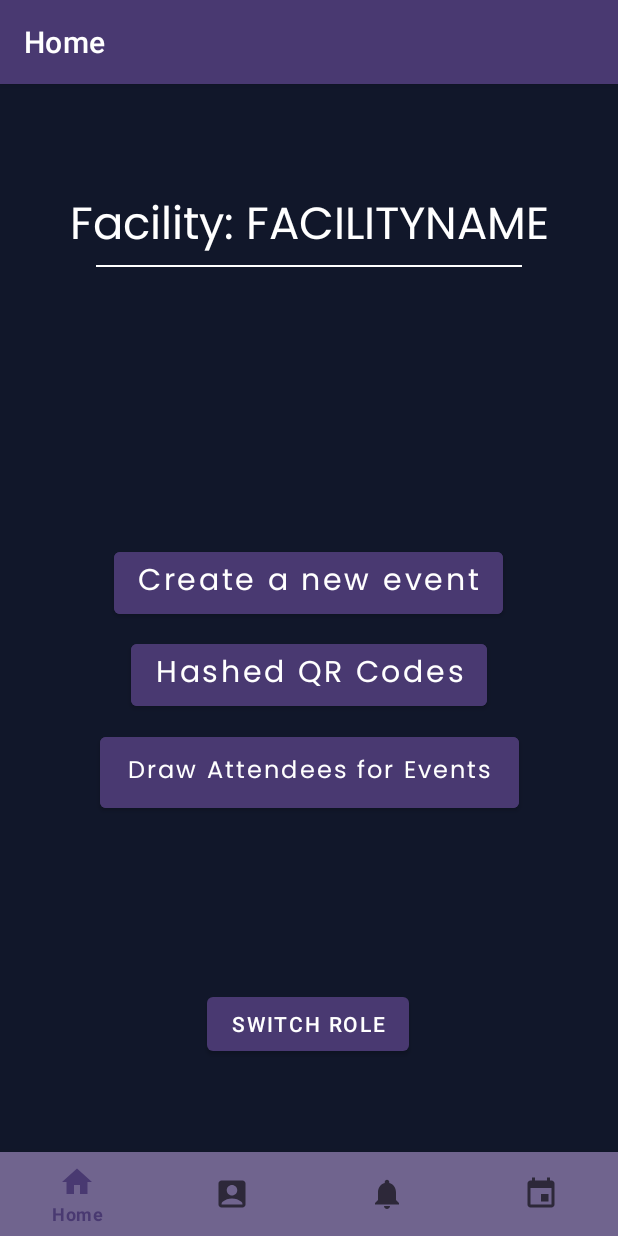
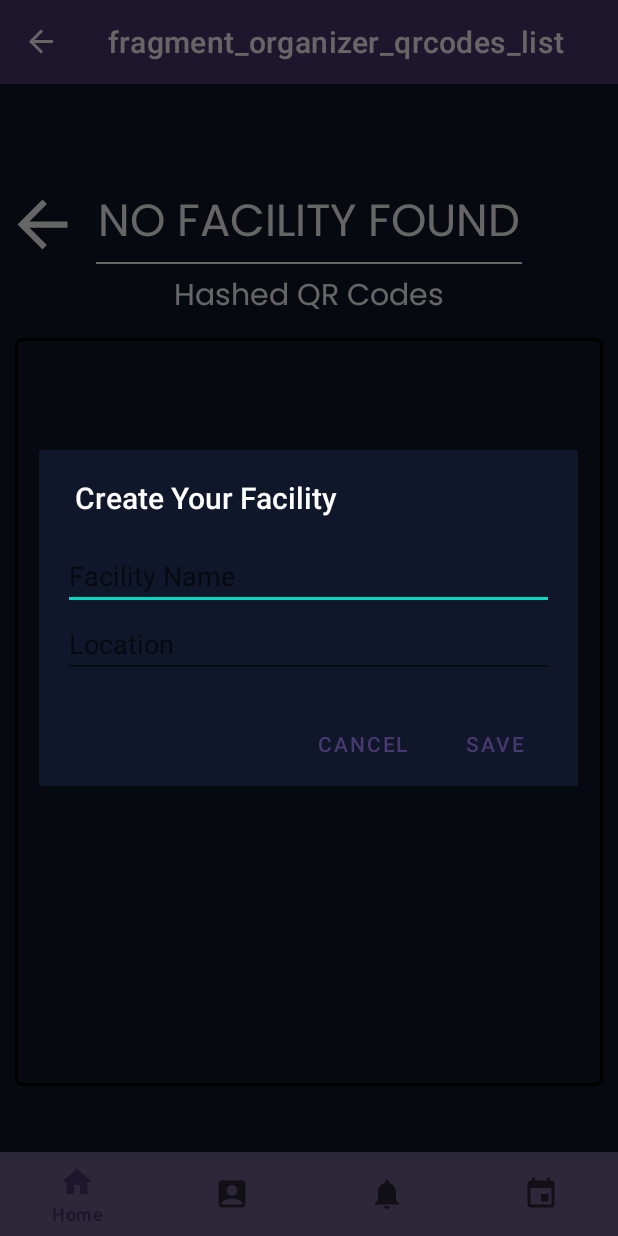
Before and after one commit to CMPUT301F24-zephyr/zephyr-main-repo, an Android app: the HomeFragment screen opened directly, with no data from a screen before it, after a tap on "Hashed QR Codes", on a phone screen of 412 x 824 dp. Run offline under Robolectric (Android 15) with nearby library versions, the light colour scheme and no system bars; our stand-ins replace Firebase (no records; nobody signed in at launch, a user with empty details on screens opened directly), navigation-ui.

Commit message:
this is Jon's code. his PR had problems

```diff
--- a/app/src/main/java/com/example/plannet/ui/orghome/HomeFragment.java
+++ b/app/src/main/java/com/example/plannet/ui/orghome/HomeFragment.java
@@ -35,8 +35,8 @@ public class HomeFragment extends Fragment {
         });
 
         binding.buttonQrCodes.setOnClickListener(v -> {
-            // You can replace this Toast with navigation action if needed
-            // navController.navigate(R.id.action_homeFragment_to_hashedQrFragment);
+            NavController navController = Navigation.findNavController(v);
+            navController.navigate(R.id.action_navigation_home_to_organizerEventListFragment);
         });
 
         binding.buttonDraw.setOnClickListener(v -> {
--- /dev/null
+++ b/app/src/main/java/com/example/plannet/ui/orghome/OrganizerEventListFragment.java
@@ -0,0 +1,185 @@
+package com.example.plannet.ui.orghome;
+
+import android.app.AlertDialog;
+import android.app.DatePickerDialog;
+import android.graphics.Bitmap;
+import android.os.Bundle;
+import android.provider.Settings;
+import android.util.Log;
+import android.view.Gravity;
+import android.view.LayoutInflater;
+import android.view.View;
+import android.view.ViewGroup;
+import android.widget.Button;
+import android.widget.CheckBox;
+import android.widget.EditText;
+import android.widget.ImageView;
+import android.widget.ListView;
+import android.widget.TextView;
+import android.widget.Toast;
+
+import androidx.annotation.NonNull;
+import androidx.fragment.app.Fragment;
+import androidx.navigation.NavController;
+import androidx.navigation.Navigation;
+
+import com.example.plannet.ArrayAdapters.OrganizerEventListArrayAdapter;
+import com.example.plannet.Event.Event;
+import com.example.plannet.Event.EventList;
+import com.example.plannet.FirebaseConnector;
+import com.example.plannet.MainActivityViewModel;
+import com.example.plannet.Organizer.Facility;
+import com.example.plannet.Organizer.OrganizerCreatedEvents;
+import com.example.plannet.QRGenerator;
+import com.example.plannet.R;
+import com.example.plannet.databinding.FragmentOrganizerCreateEventBinding;
+import com.example.plannet.databinding.FragmentOrganizerQrcodesListBinding;
+
+import java.text.ParseException;
+import java.text.SimpleDateFormat;
+import java.util.ArrayList;
+import java.util.Calendar;
+import java.util.Date;
+import java.util.HashMap;
+import java.util.Locale;
+import java.util.Map;
+
+/**
+ * A simple {@link Fragment} subclass.
+ * Use the {@link OrganizerEventListFragment #newInstance} factory method to
+ * create an instance of this fragment.
+ */
+public class OrganizerEventListFragment extends Fragment {
+    // import data from mainActivityViewModel
+    private MainActivityViewModel mainActivityViewModel;
+    private EventList eventList;
+    private String userID1;
+
+    //    private String facility;
+    private Facility facilityDetails;
+
+    private FragmentOrganizerQrcodesListBinding binding;
+
+    //private OrganizerData orgData;
+    private FirebaseConnector dbConnector = new FirebaseConnector();
+
+    private ListView eventsList;
+    private OrganizerEventListArrayAdapter eventsAdapter;
+    private ArrayList<Event> events;
+    private TextView title;
+
+    @Override
+    public View onCreateView(@NonNull LayoutInflater inflater, ViewGroup container, Bundle savedInstanceState) {
+        // Initialize ViewBinding for this fragment
+        binding = FragmentOrganizerQrcodesListBinding.inflate(inflater, container, false);
+        View root = binding.getRoot();
+
+        userID1 = Settings.Secure.getString(requireContext().getContentResolver(), Settings.Secure.ANDROID_ID);
+        // checks and creates facility if needed
+        checkIfFacilityDataIsValid(userID1);
+
+        eventsList = binding.eventList;
+        title = binding.title;
+
+        if (facilityDetails != null){
+            title.setText("Facility: " + facilityDetails.getFacilityName());
+            // events = dbConnector.getOrganizerEventsList(userID1);  Uncomment this then find out how to get arrayList of events for an organizer
+            // eventsAdapter = new OrganizerEventListArrayAdapter(this, events); For some reason this has an error... figure this out
+            // eventsList.setAdapter(eventsAdapter); Also uncomment this
+        }
+        else{
+            title.setText("NO FACILITY FOUND");
+        }
+
+        // FOR SOME REASON THE APP CRASHES WHEN YOU CLICK THIS ??
+        binding.backArrow.setOnClickListener(v -> {
+            // Functionality for the back arrow
+            NavController navController = Navigation.findNavController(v);
+            navController.navigate(R.id.action_navigation_home_to_organizerEventListFragment);
+        });
+
+        return root;
+    }
+
+    private void checkIfFacilityDataIsValid(String userID) {
+        dbConnector.checkIfFacilityDataIsValid(userID,
+                facilityMap -> {
+                    // Initialize facilityDetails if null
+                    if (facilityDetails == null) {
+                        facilityDetails = new Facility("", "");
+                    }
+                    // Set facility details from the fetched data
+                    facilityDetails.setFacilityName((String) facilityMap.get("name"));
+                    facilityDetails.setFacilityLocation((String) facilityMap.get("location"));
+
+                    // Update the facility name for use in createEvent
+                    String facility = facilityDetails.getFacilityName();
+                    Log.d("checkIfFacilityDataIsValid", "Facility data loaded successfully: " + facility);
+                },
+                e -> {
+                    // Handle the error or missing data
+                    Log.e("checkIfFacilityDataIsValid", "Failed to fetch facility data", e);
+                    Toast.makeText(getContext(), "Failed to fetch facility data", Toast.LENGTH_SHORT).show();
+                    showCreateFacilityDialog();
+                });
+    }
+
+    /**
+     * Dialog for inputting facility information
+     */
+    private void showCreateFacilityDialog() {
+        // Inflate the custom dialog layout
+        LayoutInflater inflater = LayoutInflater.from(getContext());
+        View dialogView = inflater.inflate(R.layout.dialog_create_facility, null);
+
+        // Find the EditText fields in the dialog layout
+        EditText facilityNameEdit = dialogView.findViewById(R.id.facility_name_edit);
+        EditText facilityLocationEdit = dialogView.findViewById(R.id.facility_location_edit);
+
+        // Build and display the AlertDialog
+        new AlertDialog.Builder(getContext(), R.style.CustomAlertDialog)
+                .setTitle("Create Your Facility")
+                .setView(dialogView)
+                .setPositiveButton("Save", (dialog, which) -> {
+                    try {
+                        // retrieve input values
+                        String facilityName = facilityNameEdit.getText().toString().trim();
+                        String facilityLocation = facilityLocationEdit.getText().toString().trim();
+
+                        // ensure facilityDetails is initialized
+                        if (facilityDetails == null) {
+                            facilityDetails = new Facility("", "");
+                        }
+
+                        // set facility details
+                        facilityDetails.setFacilityName(facilityName);
+                        facilityDetails.setFacilityLocation(facilityLocation);
+
+                        // add facility details to Firebase
+                        dbConnector.addFacilityToDB(userID1, facilityDetails.getFacilityName(), facilityDetails.getFacilityLocation());
+                        Toast.makeText(getContext(), "Facility saved!", Toast.LENGTH_SHORT).show();
+
+                    } catch (NullPointerException e) {
+                        Toast.makeText(getContext(), "Facility information is incomplete. Please enter all fields.", Toast.LENGTH_SHORT).show();
+                        Log.e("OrganizerCreateEvent", "NullPointerException: Missing facility details", e);
+
+                    } catch (Exception e) {
+                        Toast.makeText(getContext(), "An error occurred while saving facility info.", Toast.LENGTH_SHORT).show();
+                        Log.e("OrganizerCreateEvent", "Exception while saving facility info", e);
+                    }
+                })
+                .setNegativeButton("Cancel", (dialog, which) -> {
+                    Toast.makeText(getContext(), "Cannot create event without facility info", Toast.LENGTH_SHORT).show();
+                    NavController navController = Navigation.findNavController(requireActivity(), R.id.nav_host_fragment_activity_main);
+                    navController.navigate(R.id.navigation_home);
+                })
+                .show();
+    }
+
+
+    @Override
+    public void onDestroyView() {
+        super.onDestroyView();
+        binding = null;
+    }
+}
--- /dev/null
+++ b/app/src/main/res/drawable/arrow_right.xml
@@ -0,0 +1,5 @@
+<vector xmlns:android="http://schemas.android.com/apk/res/android" android:autoMirrored="true" android:height="24dp" android:tint="#FFFFFF" android:viewportHeight="24" android:viewportWidth="24" android:width="24dp">
+
+    <path android:fillColor="@android:color/white" android:pathData="M10,17l5,-5 -5,-5v10z"/>
+
+</vector>
--- a/app/src/main/res/layout/entrant_event_list.xml
+++ b/app/src/main/res/layout/entrant_event_list.xml
@@ -128,8 +128,8 @@
         app:layout_constraintHorizontal_bias="0.498"
         app:layout_constraintStart_toStartOf="parent"
         app:layout_constraintTop_toBottomOf="@+id/event_item"
-        app:layout_constraintVertical_bias="0.671" />
-<!--        app:srcCompat="@drawable/scan_qr_code_4" />-->
+        app:layout_constraintVertical_bias="0.671"
+        app:srcCompat="@drawable/logo_plannet1" /> <!-- Sorry, I changed this cuz I was getting an error -Jon -->
 
     <ImageView
         android:id="@+id/imageView9"
--- a/app/src/main/res/layout/fragment_organizer_qrcodes_list.xml
+++ b/app/src/main/res/layout/fragment_organizer_qrcodes_list.xml
@@ -4,6 +4,7 @@
     xmlns:tools="http://schemas.android.com/tools"
     android:layout_width="match_parent"
     android:layout_height="match_parent"
+    tools:context=".ui.orghome.OrganizerEventListFragment"
     android:background="@color/backgroundColor">
 
     <TextView
--- a/app/src/main/res/navigation/mobile_navigation.xml
+++ b/app/src/main/res/navigation/mobile_navigation.xml
@@ -13,7 +13,11 @@
             <action
                 android:id="@+id/action_home_to_createEvent"
                 app:destination="@id/navigation_organizer_create_event" />
+            <action
+                android:id="@+id/action_navigation_home_to_organizerEventListFragment"
+                app:destination="@id/organizerEventListFragment" />
     </fragment>
+
 
     <fragment
         android:id="@+id/navigation_orgprofile"
@@ -36,14 +40,27 @@
         android:id="@+id/navigation_first_time_user"
         android:name="com.example.plannet.ui.firsttimeuser.FirstTimeUserFragment"
         android:label="Welcome"
-        tools:layout="@layout/fragment_first_time_user"/>
+        tools:layout="@layout/fragment_first_time_user">
+        <action
+            android:id="@+id/action_firstTimeUser_to_home"
+            app:destination="@id/navigation_home" />
+    </fragment>
     <fragment
         android:id="@+id/navigation_organizer_create_event"
         android:name="com.example.plannet.ui.orghome.OrganizerCreateEventFragment"
         android:label="New Event"
         tools:layout="@layout/fragment_organizer_create_event">
-            <action
-                android:id="@+id/action_createEvent_to_home"
-                app:destination="@id/navigation_home" />
+                <action
+                    android:id="@+id/action_createEvent_to_home"
+                    app:destination="@id/navigation_home" />
+    </fragment>
+    <fragment
+        android:id="@+id/organizerEventListFragment"
+        android:name="com.example.plannet.ui.orghome.OrganizerEventListFragment"
+        android:label="fragment_organizer_qrcodes_list"
+        tools:layout="@layout/fragment_organizer_qrcodes_list" >
+        <action
+            android:id="@+id/action_organizerEventListFragment_to_navigation_home"
+            app:destination="@id/navigation_home" />
     </fragment>
 </navigation>
```
Also changed, not shown: app/src/main/java/com/example/plannet/ArrayAdapters/OrganizerEventListArrayAdapter.java (added, +36 -0 lines), app/src/main/java/com/example/plannet/Organizer/OrganizerCreatedEvents.java (added, +28 -0 lines), app/src/main/res/layout/fragment_organizer_event_list.xml (added, +14 -0 lines), app/src/main/res/layout/listitem_organizer_entrant_list.xml (added, +57 -0 lines), app/src/main/res/layout/listitem_organizer_event_list.xml (added, +45 -0 lines).
